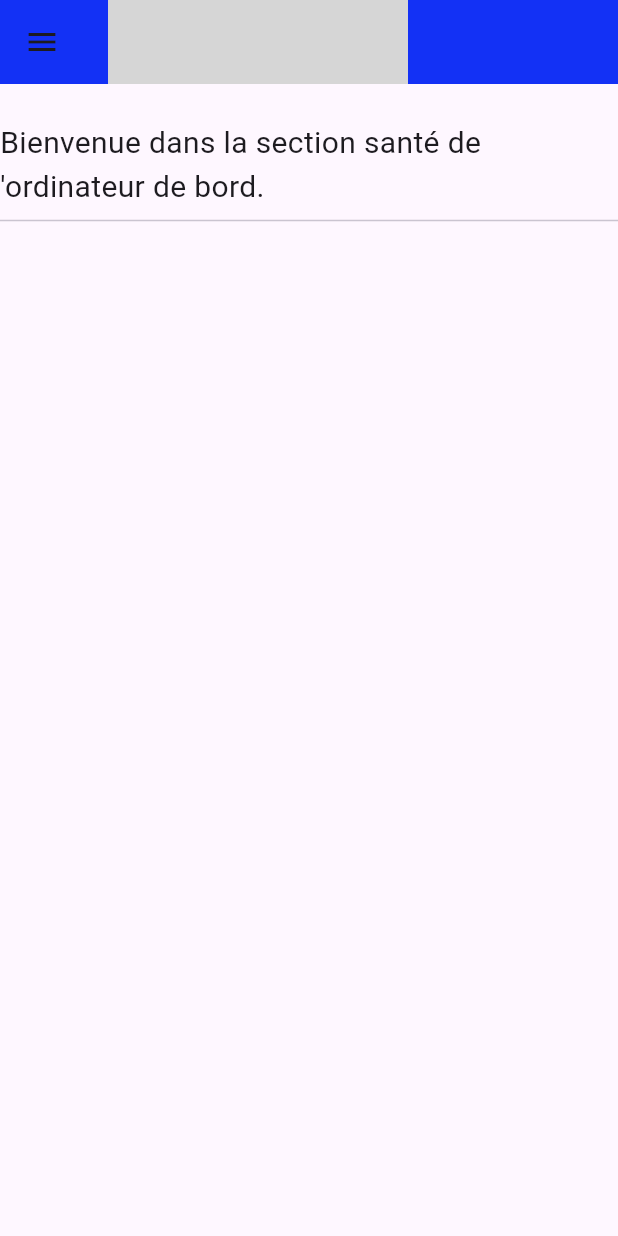
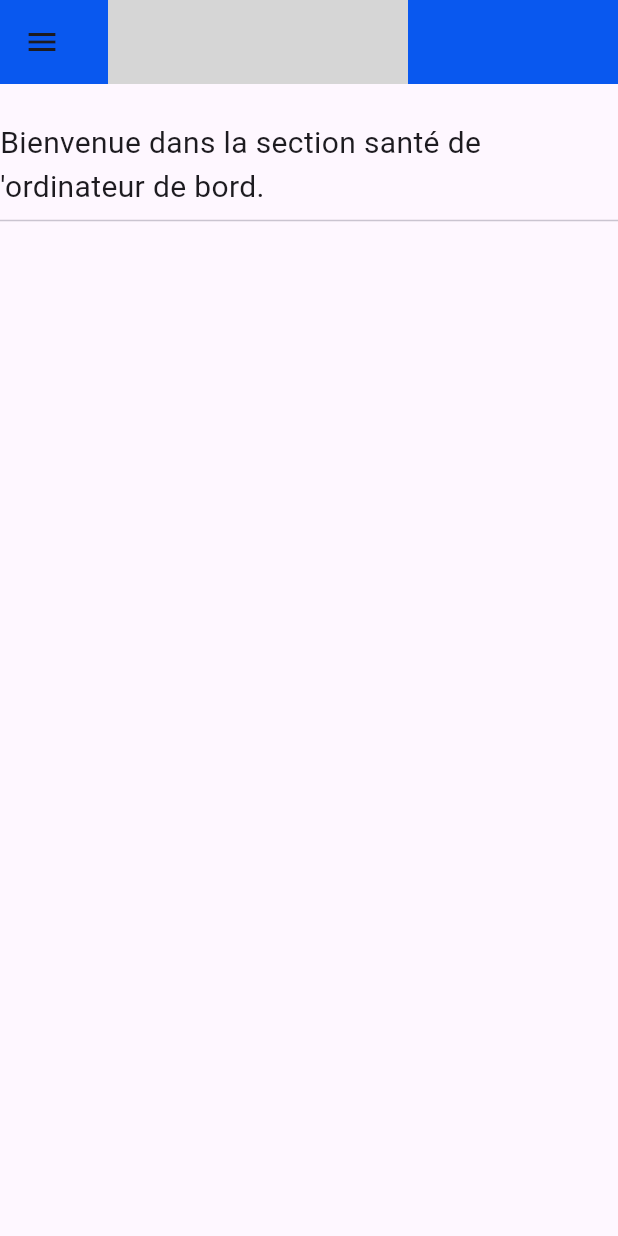
Before and after one commit to THE-TRAVELERS/Frontend-UI, a Flutter app: the HealthPage screen opened directly, on a phone screen of 412 x 824 dp. Run offline on Flutter 3.47's test engine with Material 3 defaults, Android fonts, the phone set to English and light mode, and no system bars; our stand-ins replace fl_chart; missing offline and left inert: dart:html; grey boxes are pictures that could not be loaded.

Commit message:
🚧 centralize colors in model

```diff
--- /dev/null
+++ b/src/control_panel/lib/constants/colors.dart
@@ -0,0 +1,11 @@
+import 'package:flutter/material.dart';
+
+/// Defines the colors used in the project
+class ProjectColors {
+  static Color primary = const Color(0xFF0958EF);
+  static Color? greyLight = Colors.grey[400];
+  static Color? greyDark = Colors.grey[700];
+  static Color greenValidate = const Color.fromARGB(255, 105, 203, 109);
+  static Color redError = const Color.fromARGB(255, 255, 101, 90);
+  static Color white = Colors.white;
+}
--- a/src/control_panel/lib/pages/health/view/health.dart
+++ b/src/control_panel/lib/pages/health/view/health.dart
@@ -1,3 +1,4 @@
+import 'package:control_panel/constants/colors.dart';
 import 'package:control_panel/constants/paths.dart';
 import 'package:control_panel/pages/auth/view/auth.dart';
 import 'package:control_panel/pages/home/view/home.dart';
@@ -33,7 +34,7 @@ class _HealthPageState extends State<HealthPage> {
           width: 200,
           height: 100,
         ),
-        backgroundColor: const Color(0xFF1331F5),
+        backgroundColor: ProjectColors.primary,
       ),
       drawer: Drawer(
         child: ListView(
@@ -52,7 +53,7 @@ class _HealthPageState extends State<HealthPage> {
                   ),
                 ),
               ),
-              decoration: const BoxDecoration(color: Color(0xFF1331F5)),
+              decoration: BoxDecoration(color: ProjectColors.primary),
             ),
             ListTile(
               leading: const Icon(Icons.emergency_recording),
--- a/src/control_panel/lib/pages/sensors/view/sensors.dart
+++ b/src/control_panel/lib/pages/sensors/view/sensors.dart
@@ -1,3 +1,4 @@
+import 'package:control_panel/constants/colors.dart';
 import 'package:control_panel/constants/paths.dart';
 import 'package:control_panel/pages/auth/view/auth.dart';
 import 'package:control_panel/pages/health/view/health.dart';
@@ -33,7 +34,7 @@ class _SensorsPageState extends State<SensorsPage> {
           width: 200,
           height: 100,
         ),
-        backgroundColor: const Color(0xFF1331F5),
+        backgroundColor: ProjectColors.primary,
       ),
       drawer: Drawer(
         child: ListView(
@@ -52,7 +53,7 @@ class _SensorsPageState extends State<SensorsPage> {
                   ),
                 ),
               ),
-              decoration: const BoxDecoration(color: Color(0xFF1331F5)),
+              decoration: BoxDecoration(color: ProjectColors.primary),
             ),
             ListTile(
               leading: const Icon(Icons.emergency_recording),
```
Also changed, not shown: src/control_panel/lib/pages/auth/view/auth.dart (+7 -6 lines), src/control_panel/lib/pages/home/view/home.dart (+13 -12 lines). Lines whose indentation alone changed are shown as unchanged.
